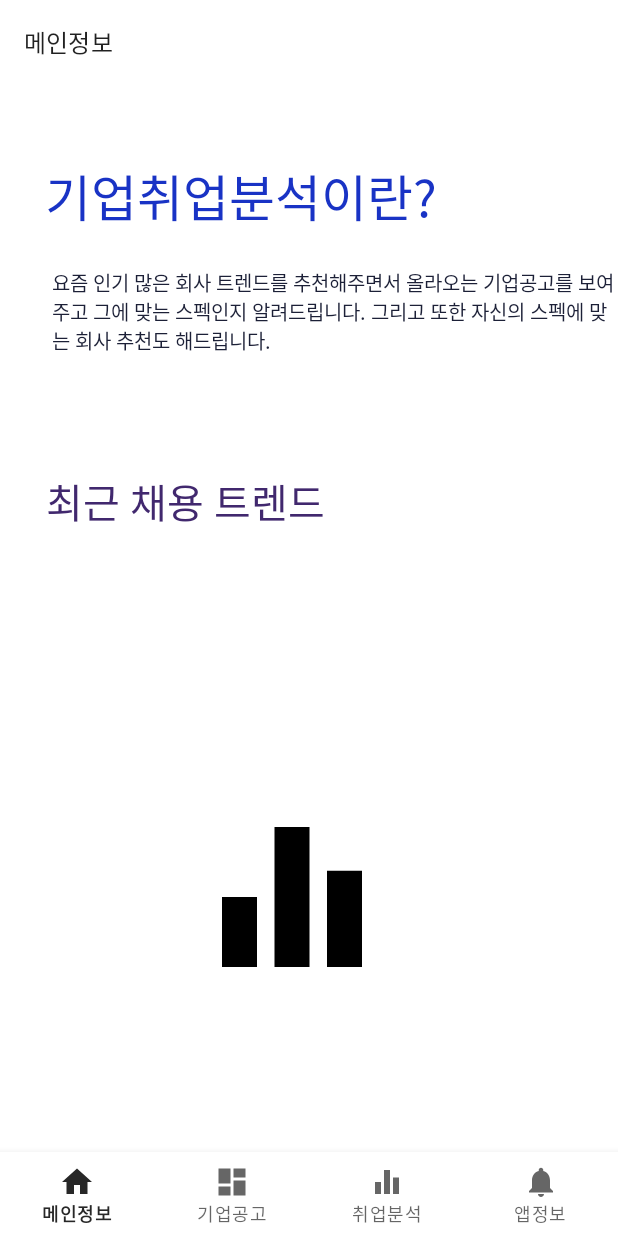
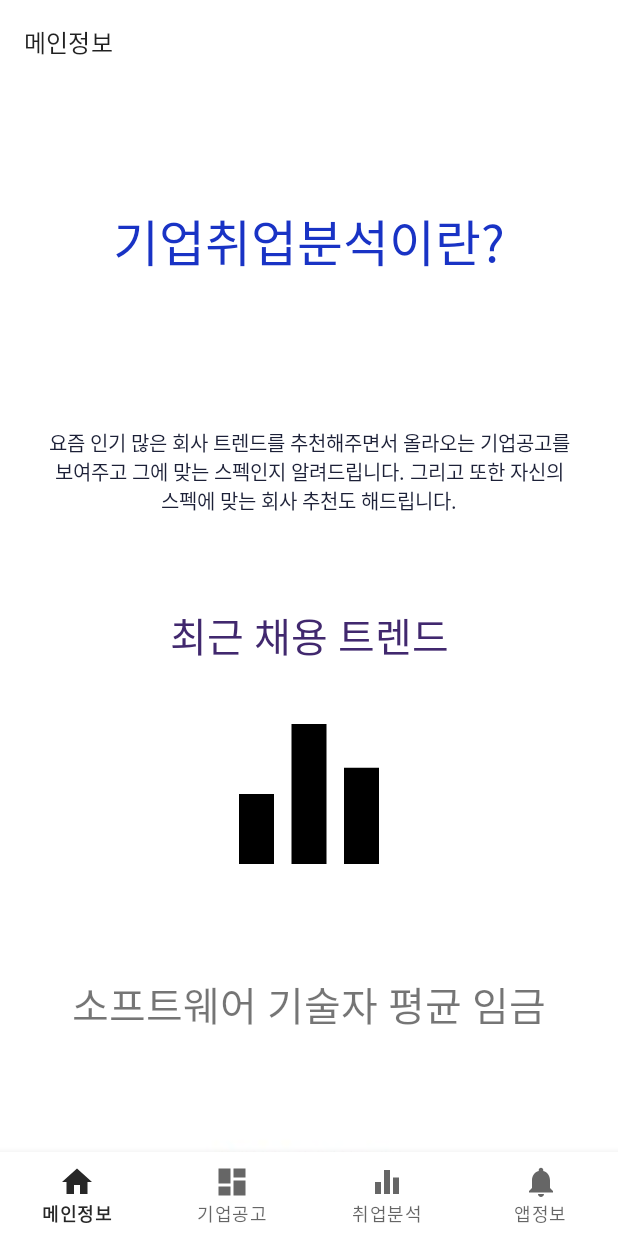
Before and after one commit to GNU-AIS/AIS_JOB_APP, an Android app: the screen it shows after launch (MainActivity), on a phone screen of 412 x 824 dp. Run offline under Robolectric (Android 15) with nearby library versions, the phone set to English and light mode, and no system bars; our stand-ins replace navigation-ui.

Commit message:
문의하기 누르면 제 메일로 보내지게 만들었습니다. 홈화면 도훈이가 손봐줌 ㅎㅎ

```diff
--- a/app/src/main/java/com/example/ais_job_app/ui/home/HomeFragment.java
+++ b/app/src/main/java/com/example/ais_job_app/ui/home/HomeFragment.java
@@ -4,6 +4,7 @@ import android.os.Bundle;
 import android.view.LayoutInflater;
 import android.view.View;
 import android.view.ViewGroup;
+import android.widget.ImageView;
 import android.widget.TextView;
 
 import androidx.annotation.NonNull;
@@ -17,13 +18,15 @@ import com.example.ais_job_app.databinding.FragmentHomeBinding;
 public class HomeFragment extends Fragment {
 
     private FragmentHomeBinding binding;
-
+    private ImageView graph_image;
     public View onCreateView(@NonNull LayoutInflater inflater,
                              ViewGroup container, Bundle savedInstanceState) {
 
         binding = FragmentHomeBinding.inflate(inflater, container, false);
         View root = binding.getRoot();
+        graph_image = root.findViewById(R.id.iv_graph);
 
+        graph_image.setImageDrawable(getActivity().getDrawable(R.drawable.test_image));
         return root;
     }
 
--- a/app/src/main/res/layout/fragment_home.xml
+++ b/app/src/main/res/layout/fragment_home.xml
@@ -7,17 +7,31 @@
     tools:context=".ui.home.HomeFragment">
 
 
+    <ScrollView
+        android:layout_width="match_parent"
+        android:layout_height="match_parent"
+        tools:layout_editor_absoluteX="0dp"
+        tools:layout_editor_absoluteY="122dp">
+
+
+        <LinearLayout
+            android:layout_width="match_parent"
+            android:layout_height="match_parent"
+            android:padding="30dp"
+            android:orientation="vertical">
+
+
             <TextView
                 android:id="@+id/textView"
+                android:gravity="center"
                 android:layout_width="match_parent"
                 android:layout_height="wrap_content"
-        android:layout_marginStart="30dp"
                 android:layout_marginTop="50dp"
                 android:layout_marginBottom="100dp"
+                android:fontFamily="@font/maruburi_bold"
                 android:text="기업취업분석이란?"
                 android:textColor="#1933C5"
                 android:textSize="15pt"
-        android:fontFamily="@font/maruburi_bold"
                 app:layout_constraintBottom_toTopOf="@+id/textView2"
                 app:layout_constraintEnd_toEndOf="parent"
                 app:layout_constraintHorizontal_bias="1.0"
@@ -27,34 +41,26 @@
 
             <TextView
                 android:id="@+id/textView2"
-        android:layout_width="377dp"
-        android:layout_height="75dp"
-        android:layout_marginStart="34dp"
-        android:layout_marginTop="23dp"
-        android:layout_marginBottom="100dp"
+                android:gravity="center"
+                android:layout_width="match_parent"
+                android:layout_height="wrap_content"
+                android:fontFamily="@font/maruburi_semibold"
                 android:text="요즘 인기 많은 회사 트렌드를 추천해주면서 올라오는 기업공고를 보여주고 그에 맞는 스펙인지 알려드립니다.
 그리고 또한 자신의 스펙에 맞는 회사 추천도 해드립니다."
                 android:textColor="#1C2037"
-        android:textSize="6pt"
-        android:fontFamily="@font/maruburi_semibold"
-        app:layout_constraintEnd_toEndOf="parent"
-        app:layout_constraintHorizontal_bias="1.0"
-        app:layout_constraintStart_toStartOf="parent"
-        app:layout_constraintTop_toBottomOf="@+id/textView"
-        app:layout_constraintVertical_bias="0.0" />
+                android:textSize="6pt"/>
 
             <TextView
                 android:id="@+id/text_trend"
-        android:layout_width="345dp"
-        android:layout_height="37dp"
-        android:layout_marginStart="30dp"
+                android:gravity="center"
+                android:layout_width="match_parent"
+                android:layout_height="wrap_content"
                 android:layout_marginTop="60dp"
-        android:layout_marginEnd="36dp"
                 android:layout_marginBottom="16dp"
+                android:fontFamily="@font/maruburi_bold"
                 android:text="최근 채용 트렌드"
                 android:textColor="#41286E"
                 android:textSize="12pt"
-        android:fontFamily="@font/maruburi_bold"
                 app:layout_constraintEnd_toEndOf="parent"
                 app:layout_constraintHorizontal_bias="1.0"
                 app:layout_constraintStart_toStartOf="parent"
@@ -65,16 +71,25 @@
                 android:id="@+id/imageView"
                 android:layout_width="220dp"
                 android:layout_height="140dp"
-        android:layout_marginStart="84dp"
-        android:layout_marginEnd="107dp"
-        android:layout_marginBottom="100dp"
-        android:src="@drawable/ic_baseline_equalizer_24"
-        app:layout_constraintBottom_toBottomOf="parent"
-        app:layout_constraintEnd_toEndOf="parent"
-        app:layout_constraintHorizontal_bias="1.0"
-        app:layout_constraintStart_toStartOf="parent"
-        app:layout_constraintTop_toBottomOf="@+id/text_trend"
-        app:layout_constraintVertical_bias="1.0" />
+                android:layout_marginBottom="50dp"
+                android:layout_gravity="center"
+                android:src="@drawable/ic_baseline_equalizer_24"/>
+
+            <TextView
+                android:layout_width="match_parent"
+                android:layout_height="wrap_content"
+                android:text="소프트웨어 기술자 평균 임금"
+                android:layout_marginBottom="50dp"
+                android:gravity="center"
+                android:textSize="12pt"/>
+            <ImageView
+                android:id="@+id/iv_graph"
+                android:layout_width="match_parent"
+                android:layout_height="wrap_content">
+
+            </ImageView>
+        </LinearLayout>
+    </ScrollView>
 
 
 </androidx.constraintlayout.widget.ConstraintLayout>
```
Lines whose indentation alone changed are shown as unchanged.
